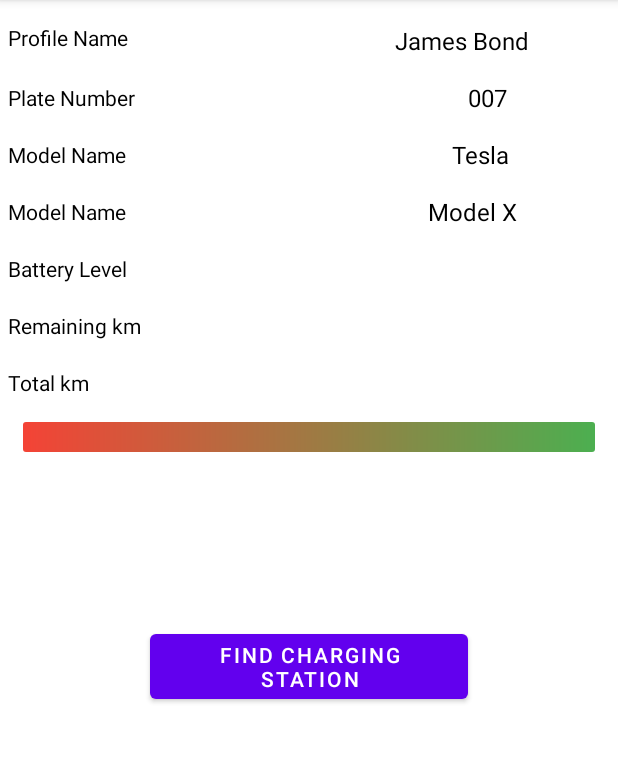
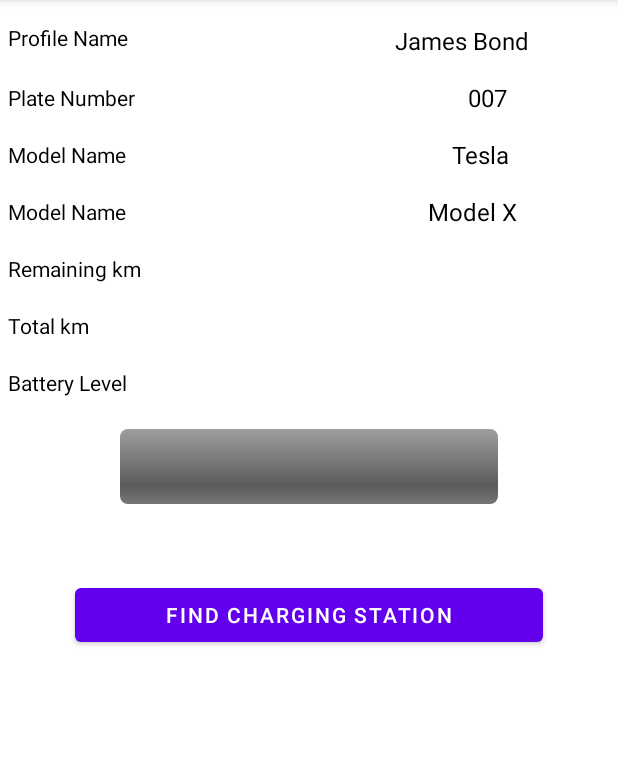
Before and after one commit to NitsosG/electric-vehicle-management, an Android app: the screen it shows after launch (VehicleMonitorActivity), after a tap on "SELECT", on a phone screen of 412 x 824 dp, the part 84-847 px from its top. Run offline under Robolectric (Android 15) with nearby library versions, the phone set to English and light mode, and no system bars; our stand-ins replace Room's generated code; 7 statements that could not run were skipped.

Commit message:
working battery bar

```diff
--- a/app/src/main/java/aueb/msc/service/VehicleMonitorService.kt
+++ b/app/src/main/java/aueb/msc/service/VehicleMonitorService.kt
@@ -47,7 +47,7 @@ class VehicleMonitorService : Service() {
     // Custom method to do a task
     private fun monitorVehicleData() {
         if(data.batteryLevel > BigDecimal.ZERO) {
-            var weight = Random().nextInt(100);
+            var weight = Random().nextInt(10);
             var level =
                 data.batteryLevel.minus(BigDecimal(0.05).multiply(BigDecimal(weight)))
                     .setScale(1, RoundingMode.DOWN)
--- a/app/src/main/res/drawable/progress_horizontal.xml
+++ /dev/null
@@ -1,9 +0,0 @@
-<?xml version="1.0" encoding="utf-8"?>
-
-<shape xmlns:android="http://schemas.android.com/apk/res/android">
-    <corners android:radius="2dp" />
-    <gradient
-        android:angle="180"
-        android:endColor="@color/red"
-        android:startColor="@color/green" />
-</shape>
--- a/app/src/main/res/layout/activity_vehicle_monitor.xml
+++ b/app/src/main/res/layout/activity_vehicle_monitor.xml
@@ -96,28 +96,6 @@
         android:orientation="horizontal">
 
         <TextView
-            android:id="@+id/monitor_battery_level_label"
-            android:layout_width="wrap_content"
-            android:layout_height="wrap_content"
-            android:layout_weight="1"
-            style="@style/LabelStyle"
-            android:text="Battery Level" />
-
-        <TextView
-            android:id="@+id/monitor_battery_level"
-            android:layout_width="wrap_content"
-            android:layout_height="wrap_content"
-            style="@style/TextViewStyle"
-            android:layout_weight="1"
-            />
-    </LinearLayout>
-
-    <LinearLayout
-        android:layout_width="match_parent"
-        android:layout_height="wrap_content"
-        android:orientation="horizontal">
-
-        <TextView
             android:id="@+id/monitor_remaining_km_label"
             android:layout_width="wrap_content"
             android:layout_height="wrap_content"
@@ -161,13 +139,39 @@
         android:layout_height="wrap_content"
         android:orientation="horizontal">
 
+        <TextView
+            android:id="@+id/monitor_battery_level_label"
+            android:layout_width="wrap_content"
+            android:layout_height="wrap_content"
+            android:layout_weight="1"
+            style="@style/LabelStyle"
+            android:text="Battery Level" />
+
+        <TextView
+            android:id="@+id/monitor_battery_level"
+            android:layout_width="wrap_content"
+            android:layout_height="wrap_content"
+            style="@style/TextViewStyle"
+            android:layout_weight="1"
+            />
+    </LinearLayout>
+
+    <LinearLayout
+        android:layout_width="match_parent"
+        android:layout_height="wrap_content"
+        android:orientation="horizontal">
 
         <ProgressBar
             android:id="@+id/monitor_battery_bar"
             android:layout_width="match_parent"
-            android:layout_height="wrap_content"
+            android:layout_height="50dp"
+            style="@android:style/Widget.ProgressBar.Horizontal"
             android:max="100"
-            style="@style/ProgressBarHorizontal" />
+            android:progress="0"
+            android:layout_marginTop="20dp"
+            android:layout_marginHorizontal="80dp"
+            android:progressTint="@color/green" />
+
     </LinearLayout>
 
     <LinearLayout
@@ -181,7 +185,7 @@
             android:layout_height="wrap_content"
             android:layout_weight="1"
             android:text="Find charging station"
-            android:layout_margin="100dp"/>
+            android:layout_margin="50dp"/>
     </LinearLayout>
 
 
--- a/app/src/main/res/values/styles.xml
+++ b/app/src/main/res/values/styles.xml
@@ -15,9 +15,4 @@
         <!-- Add more attributes as needed -->
     </style>
 
-    <style name="ProgressBarHorizontal" parent="@android:style/Widget.ProgressBar.Horizontal">
-        <item name="android:layout_margin">15dp</item>
-        <item name="android:progressDrawable">@drawable/progress_horizontal</item>
-    </style>
-
 </resources>
```
